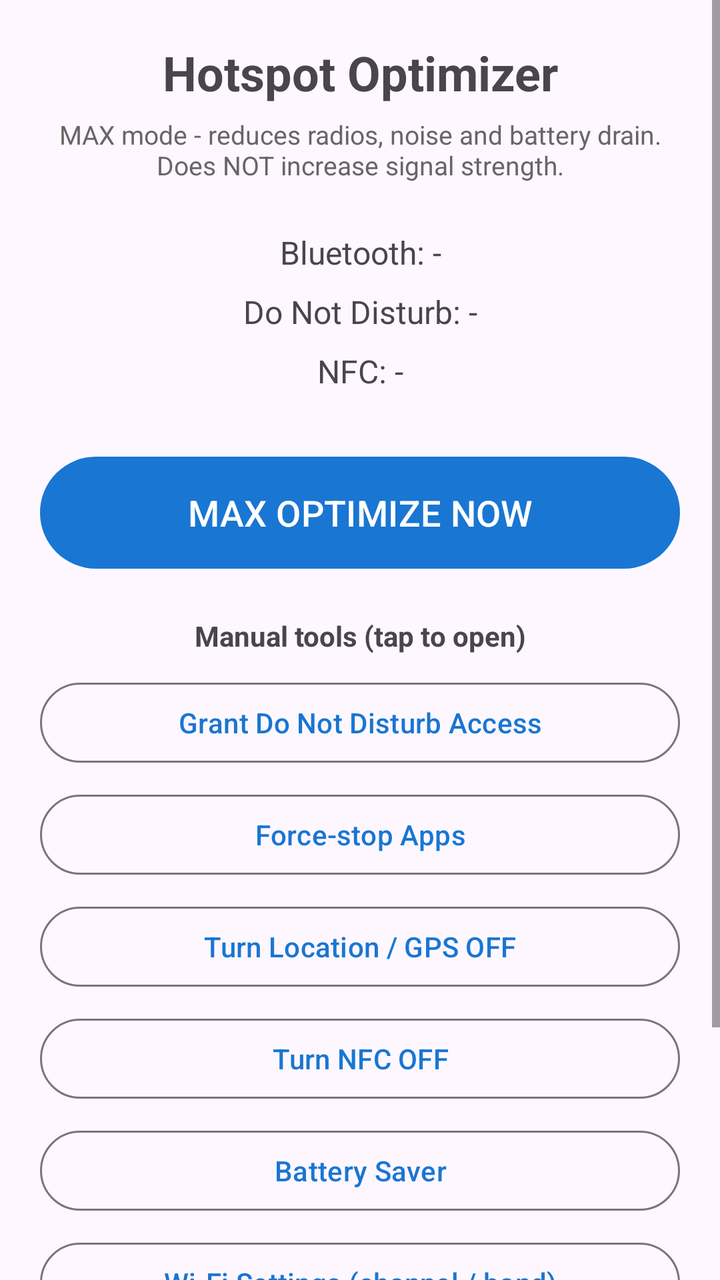
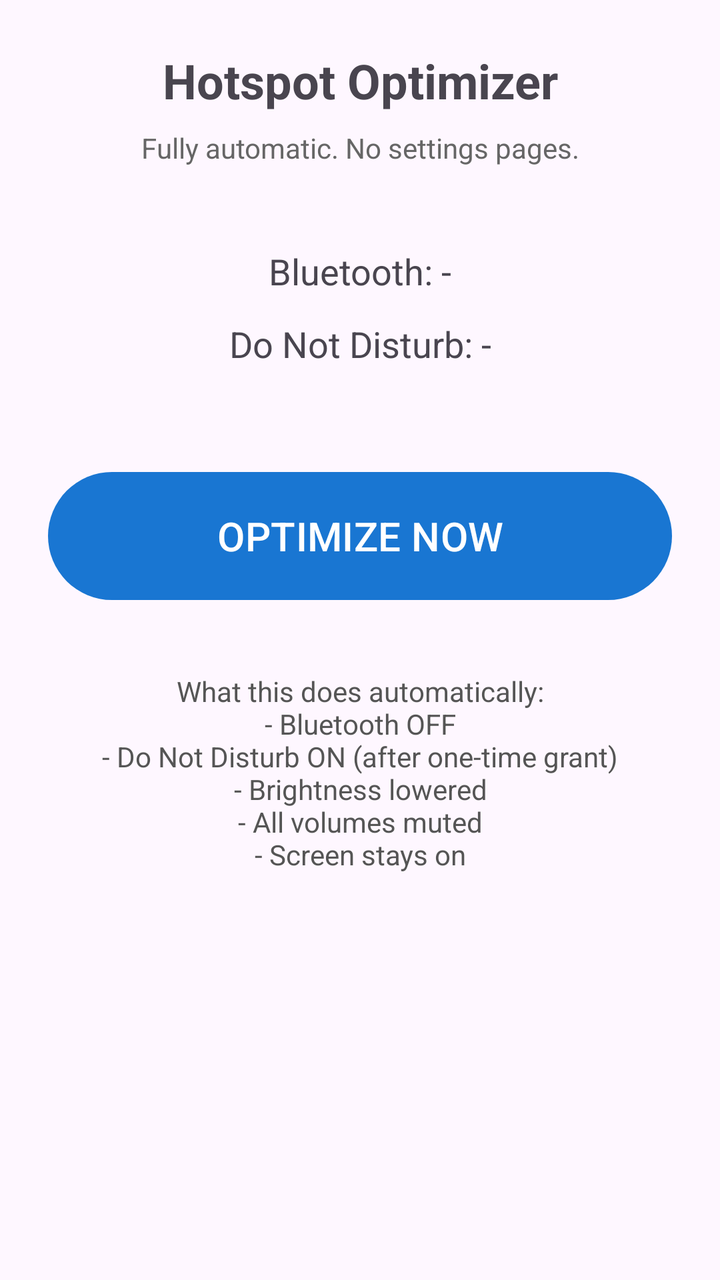

An Android layout rendered at two revisions. The XML below is the earlier revision; the diff shows what the commit changed to produce the second picture.
<!-- AndroidManifest.xml: application theme Theme.HotspotOptimizer -->
<!-- res/layout/activity_main.xml -->
<?xml version="1.0" encoding="utf-8"?>
<ScrollView
    xmlns:android="http://schemas.android.com/apk/res/android"
    xmlns:app="http://schemas.android.com/apk/res-auto"
    android:layout_width="match_parent"
    android:layout_height="match_parent"
    android:fillViewport="true">

    <LinearLayout
        android:layout_width="match_parent"
        android:layout_height="wrap_content"
        android:orientation="vertical"
        android:padding="20dp">

        <TextView
            android:layout_width="match_parent"
            android:layout_height="wrap_content"
            android:text="Hotspot Optimizer"
            android:textSize="24sp"
            android:textStyle="bold"
            android:gravity="center" />

        <TextView
            android:layout_width="match_parent"
            android:layout_height="wrap_content"
            android:layout_marginTop="6dp"
            android:text="MAX mode - reduces radios, noise and battery drain.\nDoes NOT increase signal strength."
            android:textSize="13sp"
            android:gravity="center"
            android:textColor="#666666" />

        <TextView
            android:id="@+id/tvBluetoothStatus"
            android:layout_width="match_parent"
            android:layout_height="wrap_content"
            android:layout_marginTop="24dp"
            android:text="Bluetooth: -"
            android:textSize="16sp"
            android:gravity="center" />

        <TextView
            android:id="@+id/tvDndStatus"
            android:layout_width="match_parent"
            android:layout_height="wrap_content"
            android:layout_marginTop="8dp"
            android:text="Do Not Disturb: -"
            android:textSize="16sp"
            android:gravity="center" />

        <TextView
            android:id="@+id/tvNfcStatus"
            android:layout_width="match_parent"
            android:layout_height="wrap_content"
            android:layout_marginTop="8dp"
            android:text="NFC: -"
            android:textSize="16sp"
            android:gravity="center" />

        <com.google.android.material.button.MaterialButton
            android:id="@+id/btnOptimize"
            android:layout_width="match_parent"
            android:layout_height="64dp"
            android:layout_marginTop="28dp"
            android:text="MAX OPTIMIZE NOW"
            android:textSize="18sp" />

        <TextView
            android:layout_width="match_parent"
            android:layout_height="wrap_content"
            android:layout_marginTop="20dp"
            android:text="Manual tools (tap to open)"
            android:textSize="14sp"
            android:textStyle="bold"
            android:gravity="center" />

        <com.google.android.material.button.MaterialButton
            android:id="@+id/btnGrantDnd"
            style="@style/Widget.Material3.Button.OutlinedButton"
            android:layout_width="match_parent"
            android:layout_height="wrap_content"
            android:layout_marginTop="10dp"
            android:text="Grant Do Not Disturb Access" />

        <com.google.android.material.button.MaterialButton
            android:id="@+id/btnOpenAppSettings"
            style="@style/Widget.Material3.Button.OutlinedButton"
            android:layout_width="match_parent"
            android:layout_height="wrap_content"
            android:layout_marginTop="8dp"
            android:text="Force-stop Apps" />

        <com.google.android.material.button.MaterialButton
            android:id="@+id/btnLocationSettings"
            style="@style/Widget.Material3.Button.OutlinedButton"
            android:layout_width="match_parent"
            android:layout_height="wrap_content"
            android:layout_marginTop="8dp"
            android:text="Turn Location / GPS OFF" />

        <com.google.android.material.button.MaterialButton
            android:id="@+id/btnNfcSettings"
            style="@style/Widget.Material3.Button.OutlinedButton"
            android:layout_width="match_parent"
            android:layout_height="wrap_content"
            android:layout_marginTop="8dp"
            android:text="Turn NFC OFF" />

        <com.google.android.material.button.MaterialButton
            android:id="@+id/btnBatterySettings"
            style="@style/Widget.Material3.Button.OutlinedButton"
            android:layout_width="match_parent"
            android:layout_height="wrap_content"
            android:layout_marginTop="8dp"
            android:text="Battery Saver" />

        <com.google.android.material.button.MaterialButton
            android:id="@+id/btnWifiSettings"
            style="@style/Widget.Material3.Button.OutlinedButton"
            android:layout_width="match_parent"
            android:layout_height="wrap_content"
            android:layout_marginTop="8dp"
            android:text="Wi-Fi Settings (channel / band)" />

        <com.google.android.material.button.MaterialButton
            android:id="@+id/btnDisplaySettings"
            style="@style/Widget.Material3.Button.OutlinedButton"
            android:layout_width="match_parent"
            android:layout_height="wrap_content"
            android:layout_marginTop="8dp"
            android:text="Display Settings (brightness)" />

        <com.google.android.material.button.MaterialButton
            android:id="@+id/btnDeveloperOptions"
            style="@style/Widget.Material3.Button.OutlinedButton"
            android:layout_width="match_parent"
            android:layout_height="wrap_content"
            android:layout_marginTop="8dp"
            android:text="Developer Options (Stay Awake)" />

    </LinearLayout>
</ScrollView>
<!-- resources referenced by this layout -->
<resources>
  <style name="Theme.HotspotOptimizer" parent="Theme.Material3.DayNight.NoActionBar">
          <item name="colorPrimary">#1976D2</item>
          <item name="colorPrimaryContainer">#BBDEFB</item>
          <item name="colorOnPrimary">#FFFFFF</item>
      </style>
</resources>

<!-- the commit's change to res/layout/activity_main.xml (unified diff, before → after) -->
@@ -1,141 +1,62 @@
 <?xml version="1.0" encoding="utf-8"?>
-<ScrollView
+<LinearLayout
     xmlns:android="http://schemas.android.com/apk/res/android"
-    xmlns:app="http://schemas.android.com/apk/res-auto"
     android:layout_width="match_parent"
     android:layout_height="match_parent"
-    android:fillViewport="true">
+    android:orientation="vertical"
+    android:padding="24dp"
+    android:gravity="center_horizontal">
 
-    <LinearLayout
+    <TextView
         android:layout_width="match_parent"
         android:layout_height="wrap_content"
-        android:orientation="vertical"
-        android:padding="20dp">
+        android:text="Hotspot Optimizer"
+        android:textSize="24sp"
+        android:textStyle="bold"
+        android:gravity="center" />
 
-        <TextView
-            android:layout_width="match_parent"
-            android:layout_height="wrap_content"
-            android:text="Hotspot Optimizer"
-            android:textSize="24sp"
-            android:textStyle="bold"
-            android:gravity="center" />
+    <TextView
+        android:layout_width="match_parent"
+        android:layout_height="wrap_content"
+        android:layout_marginTop="8dp"
+        android:text="Fully automatic. No settings pages."
+        android:textSize="14sp"
+        android:gravity="center"
+        android:textColor="#666666" />
 
-        <TextView
-            android:layout_width="match_parent"
-            android:layout_height="wrap_content"
-            android:layout_marginTop="6dp"
-            android:text="MAX mode - reduces radios, noise and battery drain.\nDoes NOT increase signal strength."
-            android:textSize="13sp"
-            android:gravity="center"
-            android:textColor="#666666" />
+    <TextView
+        android:id="@+id/tvBluetoothStatus"
+        android:layout_width="match_parent"
+        android:layout_height="wrap_content"
+        android:layout_marginTop="40dp"
+        android:text="Bluetooth: -"
+        android:textSize="18sp"
+        android:gravity="center" />
 
-        <TextView
-            android:id="@+id/tvBluetoothStatus"
-            android:layout_width="match_parent"
-            android:layout_height="wrap_content"
-            android:layout_marginTop="24dp"
-            android:text="Bluetooth: -"
-            android:textSize="16sp"
-            android:gravity="center" />
+    <TextView
+        android:id="@+id/tvDndStatus"
+        android:layout_width="match_parent"
+        android:layout_height="wrap_content"
+        android:layout_marginTop="12dp"
+        android:text="Do Not Disturb: -"
+        android:textSize="18sp"
+        android:gravity="center" />
 
-        <TextView
-            android:id="@+id/tvDndStatus"
-            android:layout_width="match_parent"
-            android:layout_height="wrap_content"
-            android:layout_marginTop="8dp"
-            android:text="Do Not Disturb: -"
-            android:textSize="16sp"
-            android:gravity="center" />
+    <com.google.android.material.button.MaterialButton
+        android:id="@+id/btnOptimize"
+        android:layout_width="match_parent"
+        android:layout_height="72dp"
+        android:layout_marginTop="48dp"
+        android:text="OPTIMIZE NOW"
+        android:textSize="20sp" />
 
-        <TextView
-            android:id="@+id/tvNfcStatus"
-            android:layout_width="match_parent"
-            android:layout_height="wrap_content"
-            android:layout_marginTop="8dp"
-            android:text="NFC: -"
-            android:textSize="16sp"
-            android:gravity="center" />
+    <TextView
+        android:layout_width="match_parent"
+        android:layout_height="wrap_content"
+        android:layout_marginTop="32dp"
+        android:text="What this does automatically:\n- Bluetooth OFF\n- Do Not Disturb ON (after one-time grant)\n- Brightness lowered\n- All volumes muted\n- Screen stays on"
+        android:textSize="14sp"
+        android:gravity="center"
+        android:textColor="#555555" />
 
-        <com.google.android.material.button.MaterialButton
-            android:id="@+id/btnOptimize"
-            android:layout_width="match_parent"
-            android:layout_height="64dp"
-            android:layout_marginTop="28dp"
-            android:text="MAX OPTIMIZE NOW"
-            android:textSize="18sp" />
-
-        <TextView
-            android:layout_width="match_parent"
-            android:layout_height="wrap_content"
-            android:layout_marginTop="20dp"
-            android:text="Manual tools (tap to open)"
-            android:textSize="14sp"
-            android:textStyle="bold"
-            android:gravity="center" />
-
-        <com.google.android.material.button.MaterialButton
-            android:id="@+id/btnGrantDnd"
-            style="@style/Widget.Material3.Button.OutlinedButton"
-            android:layout_width="match_parent"
-            android:layout_height="wrap_content"
-            android:layout_marginTop="10dp"
-            android:text="Grant Do Not Disturb Access" />
-
-        <com.google.android.material.button.MaterialButton
-            android:id="@+id/btnOpenAppSettings"
-            style="@style/Widget.Material3.Button.OutlinedButton"
-            android:layout_width="match_parent"
-            android:layout_height="wrap_content"
-            android:layout_marginTop="8dp"
-            android:text="Force-stop Apps" />
-
-        <com.google.android.material.button.MaterialButton
-            android:id="@+id/btnLocationSettings"
-            style="@style/Widget.Material3.Button.OutlinedButton"
-            android:layout_width="match_parent"
-            android:layout_height="wrap_content"
-            android:layout_marginTop="8dp"
-            android:text="Turn Location / GPS OFF" />
-
-        <com.google.android.material.button.MaterialButton
-            android:id="@+id/btnNfcSettings"
-            style="@style/Widget.Material3.Button.OutlinedButton"
-            android:layout_width="match_parent"
-            android:layout_height="wrap_content"
-            android:layout_marginTop="8dp"
-            android:text="Turn NFC OFF" />
-
-        <com.google.android.material.button.MaterialButton
-            android:id="@+id/btnBatterySettings"
-            style="@style/Widget.Material3.Button.OutlinedButton"
-            android:layout_width="match_parent"
-            android:layout_height="wrap_content"
-            android:layout_marginTop="8dp"
-            android:text="Battery Saver" />
-
-        <com.google.android.material.button.MaterialButton
-            android:id="@+id/btnWifiSettings"
-            style="@style/Widget.Material3.Button.OutlinedButton"
-            android:layout_width="match_parent"
-            android:layout_height="wrap_content"
-            android:layout_marginTop="8dp"
-            android:text="Wi-Fi Settings (channel / band)" />
-
-        <com.google.android.material.button.MaterialButton
-            android:id="@+id/btnDisplaySettings"
-            style="@style/Widget.Material3.Button.OutlinedButton"
-            android:layout_width="match_parent"
-            android:layout_height="wrap_content"
-            android:layout_marginTop="8dp"
-            android:text="Display Settings (brightness)" />
-
-        <com.google.android.material.button.MaterialButton
-            android:id="@+id/btnDeveloperOptions"
-            style="@style/Widget.Material3.Button.OutlinedButton"
-            android:layout_width="match_parent"
-            android:layout_height="wrap_content"
-            android:layout_marginTop="8dp"
-            android:text="Developer Options (Stay Awake)" />
-
-    </LinearLayout>
-</ScrollView>
+</LinearLayout>
